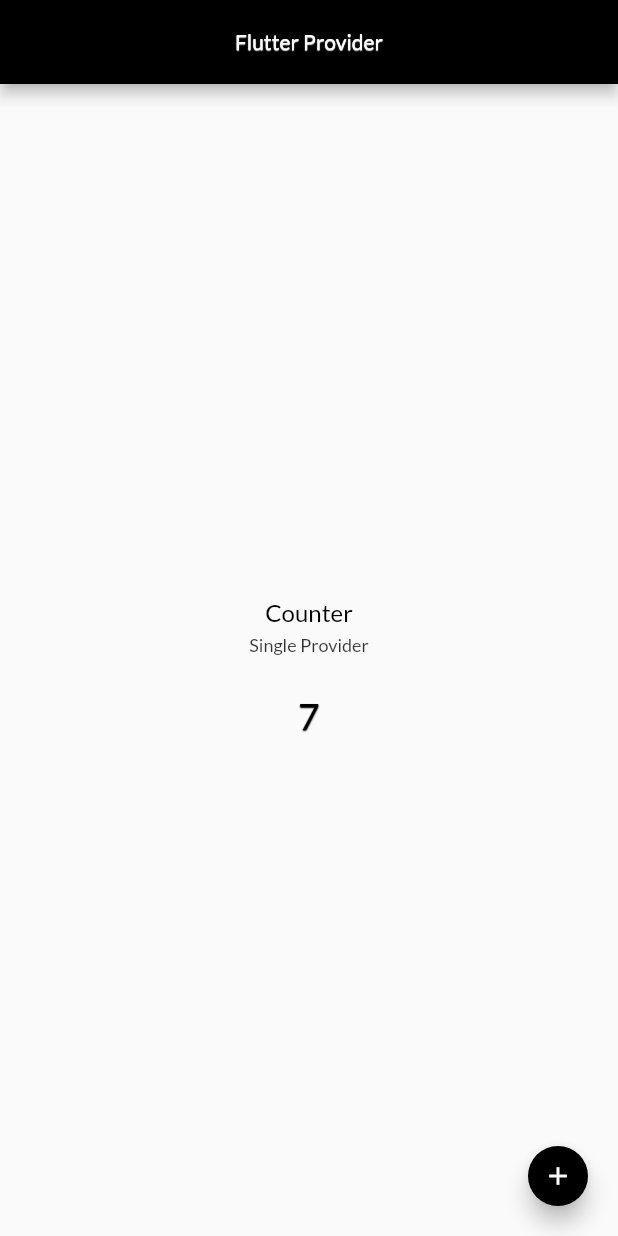
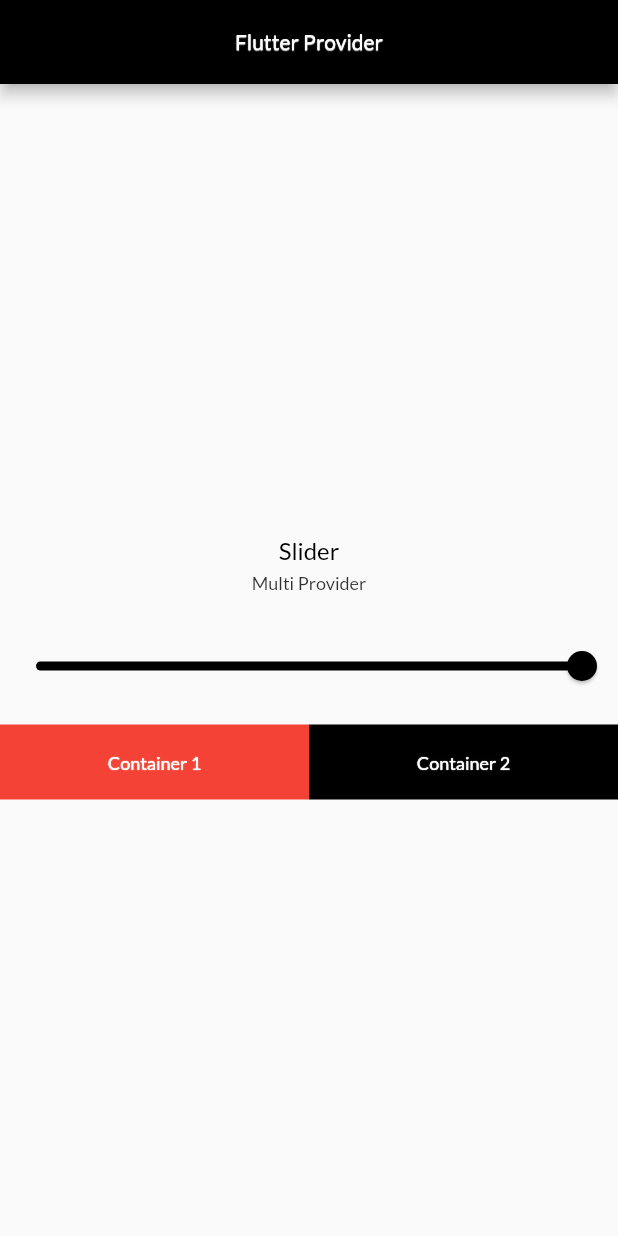
Before and after one commit to thedev97/flutter-provider, a Flutter app: the screen it shows after launch, on a phone screen of 412 x 824 dp. Run offline on Flutter 3.47's test engine with Material 2 defaults, Android fonts, the phone set to English and light mode, and no system bars; our stand-ins replace google_fonts.

Commit message:
Slider example with multi provider done

```diff
--- a/lib/app/core/values/text_styles.dart
+++ b/lib/app/core/values/text_styles.dart
@@ -33,4 +33,13 @@ class AppTextStyles {
       ],
       color: Colors.white);
 
+  static final TextStyle valueText = GoogleFonts.lato(
+      fontWeight: FontWeight.w500,
+      fontSize: 12,
+      shadows: [
+        const Shadow(
+            color: Colors.white, offset: Offset(0.0, 0.2), blurRadius: 0.2),
+      ],
+      color: Colors.white);
+
 }
--- a/lib/app/modules/counter/counter.dart
+++ b/lib/app/modules/counter/counter.dart
@@ -23,8 +23,6 @@ class _CounterState extends State<Counter> {
 
   @override
   Widget build(BuildContext context) {
-    final counterProvider =
-        Provider.of<CounterProvider>(context, listen: false);
     return Scaffold(
         appBar: AppBar(
           backgroundColor: Colors.black,
@@ -58,8 +56,10 @@ class _CounterState extends State<Counter> {
             }),
           ],
         ),
-      floatingActionButton: FloatingActionButton(
-        onPressed: () => counterProvider.setCount(),
+        floatingActionButton:
+            Consumer<CounterProvider>(builder: (context, value, child) {
+          return FloatingActionButton(
+            onPressed: () => value.setCount(),
             backgroundColor: Colors.black,
             mini: true,
             child: const Icon(
@@ -67,8 +67,8 @@ class _CounterState extends State<Counter> {
               color: Colors.white,
               size: 20,
             ),
-      ),
           );
+        }));
   }
 
   Widget title() {
--- /dev/null
+++ b/lib/app/modules/slider/slider.dart
@@ -0,0 +1,103 @@
+import 'package:flutter/material.dart';
+import 'package:provider/provider.dart';
+import '../../core/values/values.dart';
+import '../../provider/slider_state.dart';
+
+class SliderExample extends StatefulWidget {
+  const SliderExample({Key? key}) : super(key: key);
+
+  @override
+  State<SliderExample> createState() => _SliderExampleState();
+}
+
+class _SliderExampleState extends State<SliderExample> {
+  @override
+  Widget build(BuildContext context) {
+    return Scaffold(
+      appBar: AppBar(
+        backgroundColor: Colors.black,
+        centerTitle: true,
+        title: Text(
+          "Flutter Provider",
+          style: AppTextStyles.normalText,
+        ),
+      ),
+      body: Column(
+        mainAxisAlignment: MainAxisAlignment.center,
+        children: [
+          const SizedBox(
+            height: 10,
+          ),
+          title(),
+          const SizedBox(
+            height: 5,
+          ),
+          subTitle(),
+          const SizedBox(
+            height: 25,
+          ),
+          Consumer<SliderProvider>(builder: (context, value, child) {
+            return Slider(
+              onChanged: (val) => value.setValue(val),
+              value: value.value,
+              min: 0.0,
+              max: 1.0,
+              activeColor: Colors.black,
+            );
+          }),
+          const SizedBox(
+            height: 15,
+          ),
+          Consumer<SliderProvider>(builder: (context, value, child) {
+            return Row(
+              children: [
+                Expanded(
+                  child: Container(
+                    height: 50,
+                    decoration: BoxDecoration(
+                      color: Colors.red.withOpacity(value.value),
+                    ),
+                    child: Center(
+                      child: Text(
+                        'Container 1',
+                        style: AppTextStyles.valueText,
+                      ),
+                    ),
+                  ),
+                ),
+                Expanded(
+                  child: Container(
+                    height: 50,
+                    decoration: BoxDecoration(
+                      color: Colors.black.withOpacity(value.value),
+                    ),
+                    child: Center(
+                      child: Text(
+                        'Container 2',
+                        style: AppTextStyles.valueText,
+                      ),
+                    ),
+                  ),
+                )
+              ],
+            );
+          })
+        ],
+      ),
+    );
+  }
+
+  Widget title() {
+    return Text(
+      'Slider',
+      style: AppTextStyles.titleText,
+    );
+  }
+
+  Widget subTitle() {
+    return Text(
+      'Multi Provider',
+      style: AppTextStyles.subHeader,
+    );
+  }
+}
--- /dev/null
+++ b/lib/app/provider/slider_state.dart
@@ -0,0 +1,13 @@
+import 'package:flutter/foundation.dart';
+
+class SliderProvider with ChangeNotifier{
+
+  double _value = 1.0;
+
+  double get value => _value;
+
+  void setValue(double val){
+    _value = val;
+    notifyListeners();
+  }
+}
--- a/lib/main.dart
+++ b/lib/main.dart
@@ -1,7 +1,8 @@
 import 'package:flutter/material.dart';
 import 'package:provider/provider.dart';
+import 'app/modules/slider/slider.dart';
+import 'app/provider/slider_state.dart';
 import 'app/provider/counter_state.dart';
-import 'app/modules/counter/counter.dart';
 
 void main() {
   runApp(const MyApp());
@@ -12,15 +13,22 @@ class MyApp extends StatelessWidget {
 
   @override
   Widget build(BuildContext context) {
-    return ChangeNotifierProvider(
-      create: (_) => CounterProvider(),
+    return MultiProvider(
+      providers: [
+        ChangeNotifierProvider(
+          create: (_) => CounterProvider(),
+        ),
+        ChangeNotifierProvider(
+          create: (_) => SliderProvider(),
+        ),
+      ],
       child: MaterialApp(
         title: 'Master Provider',
         debugShowCheckedModeBanner: false,
         theme: ThemeData(
           primarySwatch: Colors.teal,
         ),
-        home: const Counter(),
+        home: const SliderExample(),
       ),
     );
   }
```
Lines whose indentation alone changed are shown as unchanged.
